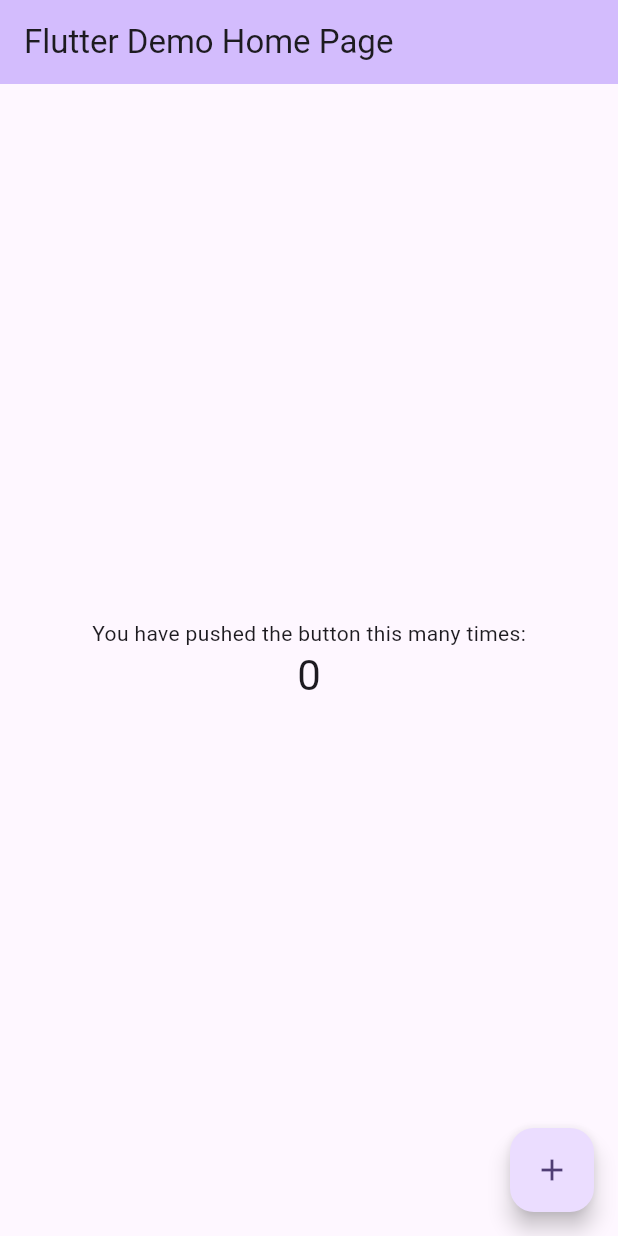
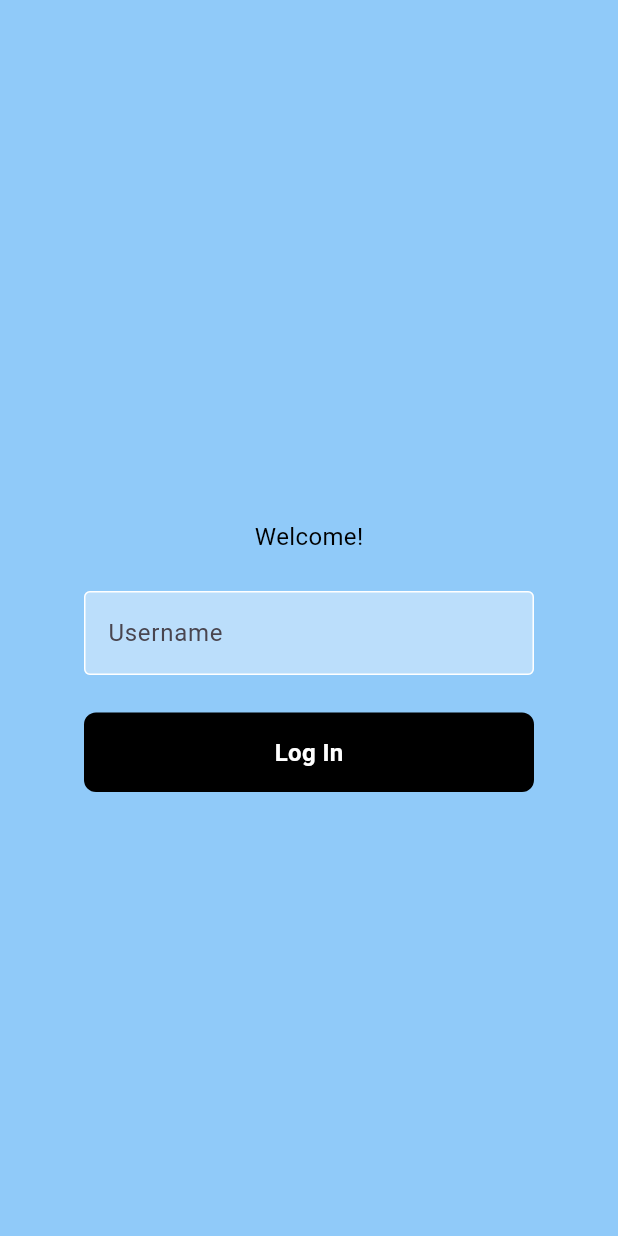
Before and after one commit to mfollosco/Biki, a Flutter app: the screen it shows after launch, on a phone screen of 412 x 824 dp. Run offline on Flutter 3.47's test engine with Material 3 defaults, Android fonts, the phone set to English and light mode, and no system bars; our stand-ins replace shared_preferences.

Commit message:
basic scaffold + main navigation app setup

```diff
--- /dev/null
+++ b/biki_app/lib/components/button.dart
@@ -0,0 +1,33 @@
+import "package:flutter/material.dart";
+
+class MyButton extends StatelessWidget{
+
+  final Function()? onTap;
+  const MyButton({super.key, required this.onTap});
+
+  @override
+  Widget build(BuildContext context){
+    return GestureDetector(
+      onTap: onTap,
+      child: Container(
+        width: 300,
+        padding: const EdgeInsets.all(15),
+        margin: const EdgeInsets.symmetric(horizontal: 25),
+        decoration: BoxDecoration(
+          color: Colors.black,
+          borderRadius: BorderRadius.circular(8),
+        ),
+        child: const Center(
+          child: Text(
+            "Log In",
+            style: TextStyle(
+              color: Colors.white,
+              fontWeight: FontWeight.bold,
+              fontSize: 16,
+            ),
+          ),
+        ),
+      ),
+    );
+  }
+}
--- /dev/null
+++ b/biki_app/lib/flashcards/flashcards.dart
@@ -0,0 +1,90 @@
+import 'package:flutter/material.dart';
+import 'dart:math' as math;
+
+// import 'package:screens/card.dart';
+// import 'package:flip_card/flip_card.dart';
+
+class Flashcards extends StatefulWidget {
+  @override
+  State<StatefulWidget> createState() => _MyAppState();
+
+  const Flashcards({super.key});
+  @override
+  Widget build(BuildContext context) {
+    return MaterialApp(
+      title: 'Flip Card',
+      theme: ThemeData(primarySwatch: Colors.green),
+      home: const CardFlipAnimation(),
+    );
+  }
+}
+
+class CardFlipAnimation extends StatefulWidget {
+  const CardFlipAnimation({super.key});
+
+  @override
+  createState() => _MyAppState();
+}
+
+class _MyAppState extends State<Flashcards> {
+  int _currentIndex = 0;
+  final List<String> _flashcards = [
+    "Flashcard 1",
+    "Flashcard 2",
+    "Flashcard 3",
+    "Flashcard 4"
+  ];
+
+  @override
+  Widget build(BuildContext context) {
+    return Scaffold(
+      appBar: AppBar(
+        title: Text("Flashcards"),
+      ),
+      body: Scaffold(
+        body: Center(
+          child: Column(
+            mainAxisAlignment: MainAxisAlignment.center,
+            children: [
+              SizedBox(
+                width: 250,
+                height: 250,
+                child: Card(
+                  child: Center(
+                    child: Text(_flashcards[_currentIndex]),
+                  ),
+                ),
+              ),
+              Row(
+                mainAxisAlignment: MainAxisAlignment.center,
+                children: [
+                  OutlinedButton(
+                      onPressed: showPreviousCard, child: Text("prev")),
+                  SizedBox(width: 20),
+                  OutlinedButton(
+                    onPressed: showNextCard,
+                    child: Text("next"),
+                  ),
+                ],
+              ),
+            ],
+          ),
+        ),
+      ),
+    );
+  }
+
+  void showNextCard() {
+    setState(() {
+      _currentIndex =
+          (_currentIndex + 1 < _flashcards.length) ? _currentIndex + 1 : 0;
+    });
+  }
+
+  void showPreviousCard() {
+    setState(() {
+      _currentIndex =
+          (_currentIndex - 1 >= 0) ? _currentIndex - 1 : _flashcards.length - 1;
+    });
+  }
+}
--- a/biki_app/lib/main.dart
+++ b/biki_app/lib/main.dart
@@ -1,4 +1,9 @@
 import 'package:flutter/material.dart';
+import 'pages/login.dart';
+import 'pages/home.dart';
+import 'pages/analytics.dart';
+import 'pages/activity_screen.dart';
+import 'flashcards/flashcards.dart';
 
 void main() {
   runApp(const MyApp());
@@ -11,112 +16,13 @@ class MyApp extends StatelessWidget {
   @override
   Widget build(BuildContext context) {
     return MaterialApp(
-      title: 'Flutter Demo',
-      theme: ThemeData(
-        // This is the theme of your application.
-        //
-        // TRY THIS: Try running your application with "flutter run". You'll see
-        // the application has a purple toolbar. Then, without quitting the app,
-        // try changing the seedColor in the colorScheme below to Colors.green
-        // and then invoke "hot reload" (save your changes or press the "hot
-        // reload" button in a Flutter-supported IDE, or press "r" if you used
-        // the command line to start the app).
-        //
-        // Notice that the counter didn't reset back to zero; the application
-        // state is not lost during the reload. To reset the state, use hot
-        // restart instead.
-        //
-        // This works for code too, not just values: Most code changes can be
-        // tested with just a hot reload.
-        colorScheme: ColorScheme.fromSeed(seedColor: Colors.deepPurple),
-      ),
-      home: const MyHomePage(title: 'Flutter Demo Home Page'),
+      home: LoginPage(),
+      routes: {
+        '/home': (context) => HomeScreen(),
+        '/analytics': (context) => AnalyticsScreen(),
+        '/activity': (context) => ActivityScreen(),
+        '/flashcards': (context) => Flashcards(),
+      },
     );
   }
 }
-
-class MyHomePage extends StatefulWidget {
-  const MyHomePage({super.key, required this.title});
-
-  // This widget is the home page of your application. It is stateful, meaning
-  // that it has a State object (defined below) that contains fields that affect
-  // how it looks.
-
-  // This class is the configuration for the state. It holds the values (in this
-  // case the title) provided by the parent (in this case the App widget) and
-  // used by the build method of the State. Fields in a Widget subclass are
-  // always marked "final".
-
-  final String title;
-
-  @override
-  State<MyHomePage> createState() => _MyHomePageState();
-}
-
-class _MyHomePageState extends State<MyHomePage> {
-  int _counter = 0;
-
-  void _incrementCounter() {
-    setState(() {
-      // This call to setState tells the Flutter framework that something has
-      // changed in this State, which causes it to rerun the build method below
-      // so that the display can reflect the updated values. If we changed
-      // _counter without calling setState(), then the build method would not be
-      // called again, and so nothing would appear to happen.
-      _counter++;
-    });
-  }
-
-  @override
-  Widget build(BuildContext context) {
-    // This method is rerun every time setState is called, for instance as done
-    // by the _incrementCounter method above.
-    //
-    // The Flutter framework has been optimized to make rerunning build methods
-    // fast, so that you can just rebuild anything that needs updating rather
-    // than having to individually change instances of widgets.
-    return Scaffold(
-      appBar: AppBar(
-        // TRY THIS: Try changing the color here to a specific color (to
-        // Colors.amber, perhaps?) and trigger a hot reload to see the AppBar
-        // change color while the other colors stay the same.
-        backgroundColor: Theme.of(context).colorScheme.inversePrimary,
-        // Here we take the value from the MyHomePage object that was created by
-        // the App.build method, and use it to set our appbar title.
-        title: Text(widget.title),
-      ),
-      body: Center(
-        // Center is a layout widget. It takes a single child and positions it
-        // in the middle of the parent.
-        child: Column(
-          // Column is also a layout widget. It takes a list of children and
-          // arranges them vertically. By default, it sizes itself to fit its
-          // children horizontally, and tries to be as tall as its parent.
-          //
-          // Column has various properties to control how it sizes itself and
-          // how it positions its children. Here we use mainAxisAlignment to
-          // center the children vertically; the main axis here is the vertical
-          // axis because Columns are vertical (the cross axis would be
-          // horizontal).
-          //
-          // TRY THIS: Invoke "debug painting" (choose the "Toggle Debug Paint"
-          // action in the IDE, or press "p" in the console), to see the
-          // wireframe for each widget.
-          mainAxisAlignment: MainAxisAlignment.center,
-          children: <Widget>[
-            const Text('You have pushed the button this many times:'),
-            Text(
-              '$_counter',
-              style: Theme.of(context).textTheme.headlineMedium,
-            ),
-          ],
-        ),
-      ),
-      floatingActionButton: FloatingActionButton(
-        onPressed: _incrementCounter,
-        tooltip: 'Increment',
-        child: const Icon(Icons.add),
-      ), // This trailing comma makes auto-formatting nicer for build methods.
-    );
-  }
-}
--- /dev/null
+++ b/biki_app/lib/pages/login.dart
@@ -0,0 +1,134 @@
+import 'package:flutter/material.dart';
+import '../components/button.dart';
+import 'package:shared_preferences/shared_preferences.dart';
+import '/pages/home.dart';
+
+class LoginPage extends StatefulWidget{
+  const LoginPage({super.key});
+
+  @override
+  LoginPageState createState() => LoginPageState();
+}
+
+class LoginPageState extends State<LoginPage>{
+  final usernameController = TextEditingController();
+  final FocusNode _focusNode = FocusNode();
+  List<String> validUsernames = [];
+
+  @override
+  void initState(){
+    super.initState();
+    loadUsernames();
+  }
+
+  Future<void> loadUsernames() async{
+    final prefs = await SharedPreferences.getInstance();
+    setState((){
+      validUsernames = prefs.getStringList('validUsernames') ?? [];
+    });
+  }
+
+  Future<void> saveUsername(String newUser) async{
+    final prefs = await SharedPreferences.getInstance();
+    validUsernames = prefs.getStringList('validUsernames') ?? [];
+
+    if(!validUsernames.contains(newUser)){
+      validUsernames.add(newUser);
+      await prefs.setStringList('validUsernames', validUsernames);
+    }
+    await prefs.setStringList('validUsernames', validUsernames);
+    await loadUsernames();
+    //setState((){
+    //});
+
+    ScaffoldMessenger.of(context).showSnackBar(
+      SnackBar(content: Text('Account created for "$newUser"')),
+    );
+  }
+
+  //Log in
+  void logIn() async{
+    _focusNode.unfocus();
+    final prefs = await SharedPreferences.getInstance();
+    validUsernames = prefs.getStringList('validUsernames') ?? [];
+
+    String enteredUsername = usernameController.text.trim().toLowerCase();
+    print('valid usernames: $validUsernames');
+
+    if(validUsernames.contains(enteredUsername)){
+      ScaffoldMessenger.of(context).showSnackBar(
+        SnackBar(content: Text('Loading...')),
+      );
+      //
+      Navigator.pushNamed(context, '/home');
+    }
+    else{
+      ScaffoldMessenger.of(context).showSnackBar(
+        SnackBar(
+          content: Text('Invalid username. Create an account under this name?'),
+          action: SnackBarAction(
+            label: 'Yes',
+            onPressed: () async{
+              await saveUsername(enteredUsername);
+              usernameController.clear();
+              //FocusScope.of(context).requestFocus(_focusNode);
+            },
+          ),
+        ),
+      );
+
+    }
+  }
+  @override
+  Widget build(BuildContext context){
+    return Scaffold(
+      backgroundColor: Colors.blue[200],
+      body: FocusScope(
+        node: FocusScopeNode(),
+        child: Center(
+          child: Column(
+            mainAxisAlignment: MainAxisAlignment.center,
+            crossAxisAlignment: CrossAxisAlignment.center,
+            children: [
+              //Welcome
+              const SizedBox(height: 50, width: 400),
+              Text(
+                'Welcome!',
+                style: TextStyle(
+                  color: Colors.black,
+                  fontSize: 16
+                ),
+              ),
+              //Username textfield
+              const SizedBox(height: 25),
+              SizedBox(
+                width: 300,
+                child: TextField(
+                  controller: usernameController,
+                  focusNode: _focusNode,
+                  decoration: InputDecoration(
+                    enabledBorder: OutlineInputBorder(
+                      borderSide: BorderSide(color: Colors.white),
+                    ),
+                    focusedBorder: OutlineInputBorder(
+                      borderSide: BorderSide(color: const Color.fromARGB(255, 144, 202, 249),),
+                    ),
+                    fillColor: Colors.blue[100],
+                    filled: true,
+                    hintText: 'Username',
+                  ),
+                ),
+              ),
+
+              const SizedBox(height: 25),
+              //Log in button
+              MyButton(
+                onTap: logIn,
+              ),
+            ]
+          ),
+        ),
+      ),
+    );
+  }
+}
--- a/biki_app/pubspec.yaml
+++ b/biki_app/pubspec.yaml
@@ -34,6 +34,7 @@ dependencies:
   # The following adds the Cupertino Icons font to your application.
   # Use with the CupertinoIcons class for iOS style icons.
   cupertino_icons: ^1.0.8
+  shared_preferences: ^2.5.3
 
 dev_dependencies:
   flutter_test:
```
Also changed, not shown: biki_app/lib/pages/activity_screen.dart (added, +34 -0 lines), biki_app/lib/pages/analytics.dart (added, +65 -0 lines), biki_app/lib/pages/home.dart (added, +137 -0 lines), biki_app/lib/pages/progress_bar.dart (added, +65 -0 lines), biki_app/pubspec.lock, 8 other files.
